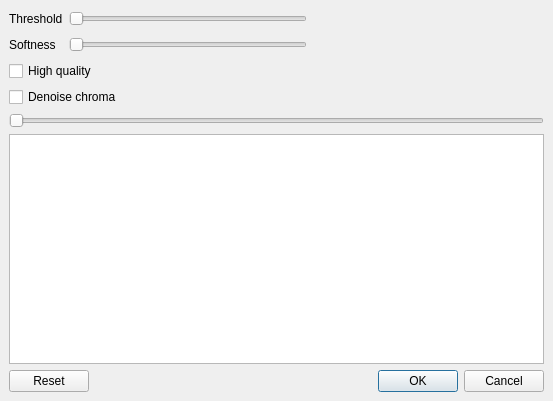
Before: the Qt Designer form avidemux_plugins/ADM_videoFilters6/waveletDenoise/qt4/waveletDenoise.ui in mean00/avidemux2, drawn with Qt 5.
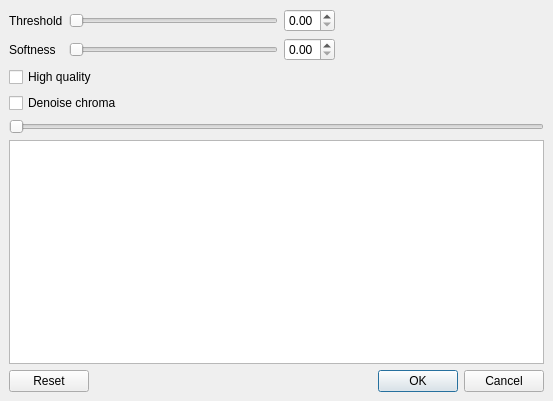
After: the same form once the commit is applied. Custom widgets are drawn as their Qt base class.

Commit message: [waveletDenoise] add coupled spinboxes

Diff of the .ui file:
```diff
--- a/avidemux_plugins/ADM_videoFilters6/waveletDenoise/qt4/waveletDenoise.ui
+++ b/avidemux_plugins/ADM_videoFilters6/waveletDenoise/qt4/waveletDenoise.ui
@@ -58,7 +58,7 @@
       </widget>
      </item>
      <item row="1" column="1">
-      <widget class="ADM_SliderIndicator" name="horizontalSliderThreshold">
+      <widget class="QSlider" name="horizontalSliderThreshold">
        <property name="minimum">
         <number>0</number>
        </property>
@@ -74,7 +74,7 @@
       </widget>
      </item>
      <item row="2" column="1">
-      <widget class="ADM_SliderIndicator" name="horizontalSliderSoftness">
+      <widget class="QSlider" name="horizontalSliderSoftness">
        <property name="maximum">
         <number>100</number>
        </property>
@@ -86,7 +86,7 @@
        </property>
       </widget>
      </item>
-     <item row="1" column="2">
+     <item row="1" column="3">
       <spacer name="horizontalSpacer">
        <property name="orientation">
         <enum>Qt::Horizontal</enum>
@@ -99,7 +99,7 @@
        </property>
       </spacer>
      </item>
-     <item row="2" column="2">
+     <item row="2" column="3">
       <spacer name="horizontalSpacer_2">
        <property name="orientation">
         <enum>Qt::Horizontal</enum>
@@ -126,6 +126,26 @@
        </property>
       </widget>
      </item>
+     <item row="1" column="2">
+      <widget class="QDoubleSpinBox" name="doubleSpinBoxThreshold">
+       <property name="maximum">
+        <double>1.000000000000000</double>
+       </property>
+       <property name="singleStep">
+        <double>0.010000000000000</double>
+       </property>
+      </widget>
+     </item>
+     <item row="2" column="2">
+      <widget class="QDoubleSpinBox" name="doubleSpinBoxSoftness">
+       <property name="maximum">
+        <double>1.000000000000000</double>
+       </property>
+       <property name="singleStep">
+        <double>0.010000000000000</double>
+       </property>
+      </widget>
+     </item>
     </layout>
    </item>
    <item>
@@ -163,11 +183,6 @@
    <extends>QSlider</extends>
    <header>ADM_toolkitQt.h</header>
   </customwidget>
-  <customwidget>
-   <class>ADM_SliderIndicator</class>
-   <extends>QSlider</extends>
-   <header>ADM_toolkitQt.h</header>
-  </customwidget>
  </customwidgets>
  <resources/>
  <connections>
```
The commit also changes 2 other files.
